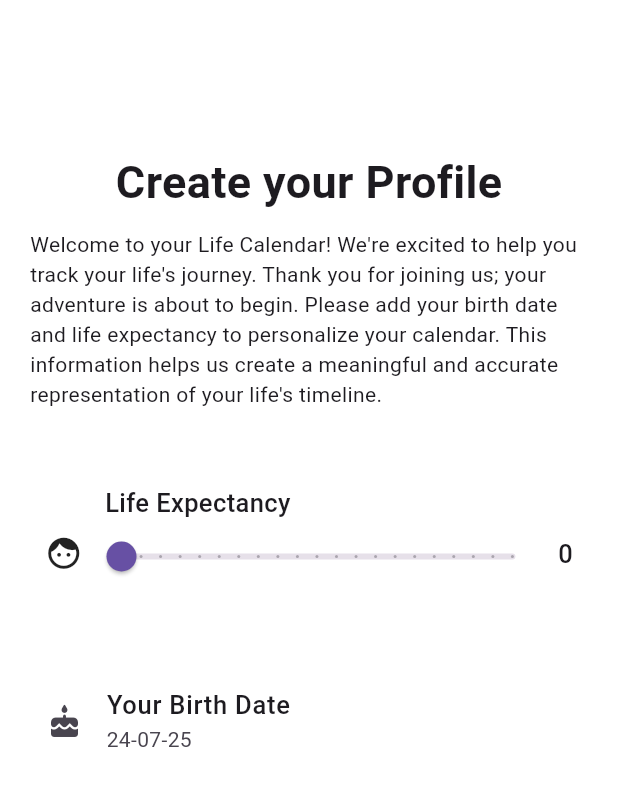
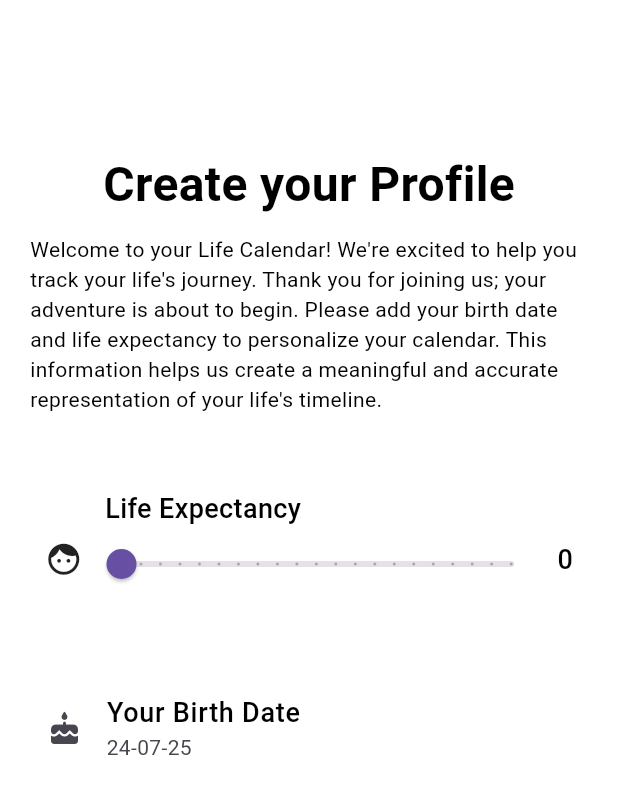
Before and after one commit to dylangab/my_life_calendar_app, a Flutter app: the CreateProfileView screen opened by its route, on a phone screen of 412 x 824 dp. Shown: the top 794 px of the screen. Run offline on Flutter 3.47's test engine with Material 3 defaults, Android fonts, the light colour scheme and no system bars; our stand-ins replace dashed_circular_progress_bar, freezed_annotation, hive, hive_flutter, scroll_date_picker, stacked and 3 more; accounts and stored records are empty.

Commit message:
removed all static textstyles

```diff
--- a/lib/main.dart
+++ b/lib/main.dart
@@ -1,12 +1,8 @@
 import 'package:flutter/material.dart';
-import 'package:hive/hive.dart';
-import 'package:hive_flutter/hive_flutter.dart';
 import 'package:my_life_calendar_app/app/app.bottomsheets.dart';
 import 'package:my_life_calendar_app/app/app.dialogs.dart';
 import 'package:my_life_calendar_app/app/app.locator.dart';
 import 'package:my_life_calendar_app/app/app.router.dart';
-import 'package:my_life_calendar_app/models/milestone_model.dart';
-import 'package:my_life_calendar_app/models/user_model.dart';
 import 'package:my_life_calendar_app/services/initalization_service.dart';
 import 'package:stacked_services/stacked_services.dart';
 
--- a/lib/ui/common/app_colors.dart
+++ b/lib/ui/common/app_colors.dart
@@ -12,3 +12,5 @@ Color kcBlueGrey = Colors.blueGrey[400]!;
 const kcGrey = Colors.grey;
 const kcBlue = Colors.blue;
 const kcWhite = Colors.white;
+const kcDashedCircularProgressBar = Color.fromARGB(255, 244, 116, 88);
+const kcMiletoneCard = Color.fromARGB(255, 247, 219, 240);
--- a/lib/ui/common/app_strings.dart
+++ b/lib/ui/common/app_strings.dart
@@ -24,9 +24,10 @@ const String ksYourBirthDate = "Your Birth Date";
 const String ksYear = "Year";
 const String ksWeek = "Week";
 const String ksCalendarview = "Calendar view";
-const String ksAddMilestone = "Add milestone";
+const String ksAddMilestone = "Add Milestone";
 const String ksMilestoneDate = "Milestone Date";
 const String ksMilestoneTitle = "Milestone title";
 const String ksMilestoneDescription = "Milestone description";
 const String ksMilestoneDescriptionHinttext = "Description....";
 const String ksMilestoneTitleHinttext = "Title....";
+const String ksLifeMap = "LIfe Map";
--- /dev/null
+++ b/lib/ui/common/app_textstyles.dart
@@ -0,0 +1,23 @@
+import 'package:flutter/material.dart';
+import 'package:my_life_calendar_app/ui/common/app_colors.dart';
+
+const TextStyle ktsHeader1 =
+    TextStyle(fontSize: 32, fontWeight: FontWeight.bold, color: kcBlack);
+const TextStyle ktsHeader2 =
+    TextStyle(fontSize: 28, fontWeight: FontWeight.bold, color: kcBlack);
+const TextStyle ktsHeader3 =
+    TextStyle(fontSize: 24, fontWeight: FontWeight.bold, color: kcBlack);
+const TextStyle ktsHeader4 =
+    TextStyle(fontSize: 20, fontWeight: FontWeight.w600, color: kcBlack);
+const TextStyle ktsHeader5 =
+    TextStyle(fontSize: 18, fontWeight: FontWeight.w500, color: kcBlack);
+const TextStyle ktsHeader6 =
+    TextStyle(fontSize: 16, fontWeight: FontWeight.w400, color: kcBlack);
+const TextStyle ktsBodyNormal =
+    TextStyle(fontSize: 14, fontWeight: FontWeight.normal, color: kcBlack);
+const TextStyle ktsBodySmall =
+    TextStyle(fontSize: 12, fontWeight: FontWeight.normal, color: kcBlack);
+const TextStyle ktsButtonText =
+    TextStyle(fontSize: 16, fontWeight: FontWeight.w600, color: kcBlack);
+const TextStyle ktsCaption =
+    TextStyle(fontSize: 12, fontWeight: FontWeight.normal, color: kcBlack);
--- a/lib/ui/dialogs/pick_birth_date/pick_birth_date_dialog.dart
+++ b/lib/ui/dialogs/pick_birth_date/pick_birth_date_dialog.dart
@@ -1,6 +1,7 @@
 import 'package:flutter/material.dart';
 import 'package:my_life_calendar_app/ui/common/app_colors.dart';
 import 'package:my_life_calendar_app/ui/common/app_strings.dart';
+import 'package:my_life_calendar_app/ui/common/app_textstyles.dart';
 import 'package:my_life_calendar_app/ui/common/ui_helpers.dart';
 import 'package:scroll_date_picker/scroll_date_picker.dart';
 import 'package:stacked/stacked.dart';
@@ -59,7 +60,7 @@ class PickBirthDateDialog extends StackedView<PickBirthDateDialogModel> {
                   child: Center(
                     child: Text(
                       ksSave,
-                      style: TextStyle(fontSize: 18, color: kcBlack),
+                      style: ktsButtonText, // buttontextstyle
                     ),
                   ),
                 ),
--- a/lib/ui/views/create_profile/create_profile_view.dart
+++ b/lib/ui/views/create_profile/create_profile_view.dart
@@ -1,5 +1,6 @@
 import 'package:flutter/material.dart';
 import 'package:my_life_calendar_app/ui/common/app_colors.dart';
+import 'package:my_life_calendar_app/ui/common/app_textstyles.dart';
 
 import 'package:my_life_calendar_app/ui/components/app_scafold.dart';
 import 'package:my_life_calendar_app/ui/common/app_strings.dart';
@@ -26,7 +27,7 @@ class CreateProfileView extends StackedView<CreateProfileViewModel> {
         const Center(
             child: Text(
           ksCreateProfile,
-          style: TextStyle(fontSize: 30, fontWeight: FontWeight.bold),
+          style: ktsHeader1, // header1
         )),
         verticalSpaceSmall,
         const Center(
@@ -34,7 +35,7 @@ class CreateProfileView extends StackedView<CreateProfileViewModel> {
             padding: EdgeInsets.only(left: 20, right: 20),
             child: Text(
               ksWelocomeToOurApp,
-              style: TextStyle(fontWeight: FontWeight.w400),
+              style: ktsBodyNormal, // body1
             ),
           ),
         ),
@@ -59,8 +60,7 @@ class CreateProfileView extends StackedView<CreateProfileViewModel> {
                         padding: EdgeInsets.only(left: 15),
                         child: Text(
                           ksLifeExpectancy,
-                          style: TextStyle(
-                              fontSize: 17, fontWeight: FontWeight.w500),
+                          style: ktsHeader5, // header5
                         ),
                       ),
                       Slider(
@@ -78,8 +78,7 @@ class CreateProfileView extends StackedView<CreateProfileViewModel> {
                 padding: const EdgeInsets.only(top: 20),
                 child: Text(
                   " ${viewModel.lifeExpectancySilderValue.ceil()}",
-                  style: const TextStyle(
-                      fontSize: 17, fontWeight: FontWeight.w500),
+                  style: ktsHeader5, // header5
                 ),
               )
             ],
@@ -91,50 +90,11 @@ class CreateProfileView extends StackedView<CreateProfileViewModel> {
           child: ListTile(
             onTap: () {
               viewModel.showpickDateDialog();
-              // showDialog(
-              //   context: context,
-              //   builder: (context) {
-              //     return AlertDialog(
-              //       backgroundColor: Colors.white,
-              //       content: SizedBox(
-              //         height: 200,
-              //         width: 300,
-              //         child: ScrollDatePicker(
-              //             selectedDate: viewModel.pickeddate,
-              //             onDateTimeChanged: viewModel.onChangedForDatePicker),
-              //       ),
-              //       actions: [
-              //         Center(
-              //             child: ElevatedButton(
-              //           style: ElevatedButton.styleFrom(
-              //               backgroundColor:
-              //                   const Color.fromARGB(255, 247, 219, 240),
-              //               shape: RoundedRectangleBorder(
-              //                   borderRadius: BorderRadius.circular(8))),
-              //           onPressed: () {
-              //             viewModel.navigateBack();
-              //           },
-              //           child: const SizedBox(
-              //             height: 40,
-              //             width: 70,
-              //             child: Center(
-              //               child: Text(
-              //                 ksSave,
-              //                 style:
-              //                     TextStyle(fontSize: 18, color: Colors.black),
-              //               ),
-              //             ),
-              //           ),
-              //         ))
-              //       ],
-              //     );
-              //   },
-              // );
             },
             leading: const Icon(Icons.cake_rounded),
             title: const Text(
               ksYourBirthDate,
-              style: TextStyle(fontWeight: FontWeight.w500, fontSize: 17),
+              style: ktsHeader5, // header5
             ),
             subtitle: Text(dateformater(viewModel.pickeddate!)),
           ),
@@ -158,7 +118,7 @@ class CreateProfileView extends StackedView<CreateProfileViewModel> {
                           const WidgetStatePropertyAll(BorderSide(width: 2.5))),
                   child: const Text(
                     ksStart,
-                    style: TextStyle(fontSize: 18, color: kcBlack),
+                    style: ktsButtonText, // buttontextstyle
                   ))),
         )
       ],
--- a/lib/ui/views/on_boarding/components/informationCard.dart
+++ b/lib/ui/views/on_boarding/components/informationCard.dart
@@ -1,5 +1,6 @@
 import 'package:flutter/material.dart';
 import 'package:my_life_calendar_app/ui/common/app_strings.dart';
+import 'package:my_life_calendar_app/ui/common/app_textstyles.dart';
 import 'package:my_life_calendar_app/ui/common/ui_helpers.dart';
 
 class InformationCard extends StatelessWidget {
@@ -24,9 +25,7 @@ class InformationCard extends StatelessWidget {
           SizedBox(
             width: 400,
             child: ListTile(
-              title: Text(title,
-                  style: const TextStyle(
-                      fontSize: 18, fontWeight: FontWeight.w500)),
+              title: Text(title, style: ktsHeader5), // header5
               subtitle: Text(body),
             ),
           ),
--- a/lib/ui/views/startup/startup_view.dart
+++ b/lib/ui/views/startup/startup_view.dart
@@ -1,5 +1,7 @@
 import 'package:flutter/material.dart';
 import 'package:flutter/scheduler.dart';
+import 'package:my_life_calendar_app/ui/common/app_strings.dart';
+import 'package:my_life_calendar_app/ui/common/app_textstyles.dart';
 import 'package:my_life_calendar_app/ui/components/app_scafold.dart';
 import 'package:stacked/stacked.dart';
 import 'package:my_life_calendar_app/ui/common/ui_helpers.dart';
@@ -27,8 +29,8 @@ class StartupView extends StackedView<StartupViewModel> {
           ),
           verticalSpaceMedium,
           Text(
-            'Life Calendar',
-            style: TextStyle(fontSize: 40, fontWeight: FontWeight.w900),
+            ksLifeCalendar,
+            style: ktsHeader1,
           ),
         ],
       ),
```
Also changed, not shown: lib/ui/bottom_sheets/add_milestone/add_milestone_sheet.dart (+13 -18 lines), lib/ui/views/calendar/calendar_view_view.dart (+12 -11 lines), lib/ui/views/calendar/components/milestone.dart (+3 -7 lines), lib/ui/views/life_calendar/life_calendar_view.dart (+16 -24 lines), lib/ui/views/life_map/components/milestone_cards.dart (+5 -5 lines), lib/ui/views/life_map/life_map_view.dart (+7 -5 lines), lib/ui/views/on_boarding/on_boarding_view.dart (+4 -3 lines), lib/ui/views/startup/startup_viewmodel.dart (+10 -10 lines).
